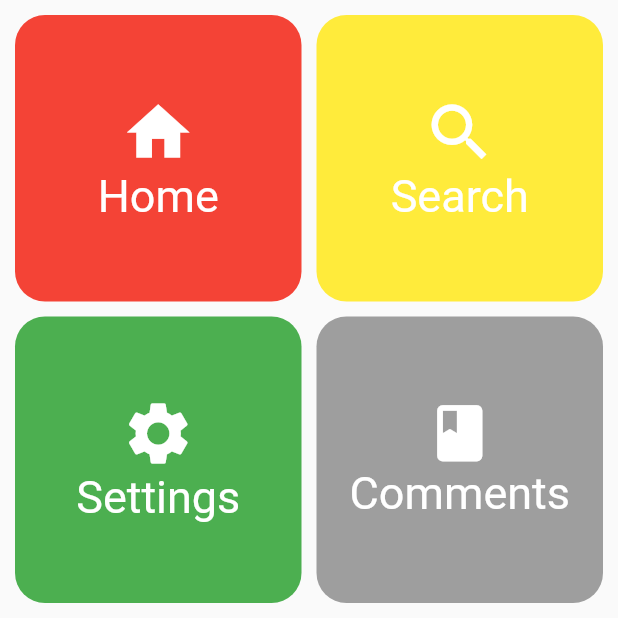
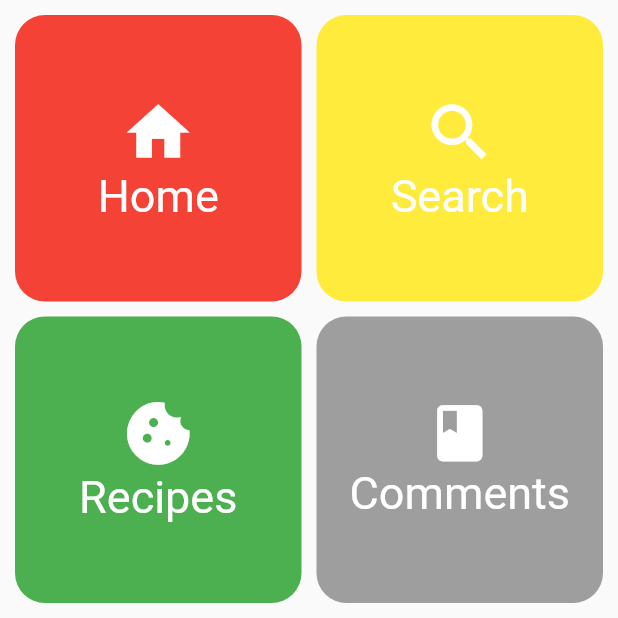
Before and after one commit to udarasandaruwan96/CTSE_Project_2023, a Flutter app: the Dashboard screen opened directly, on a phone screen of 412 x 824 dp, the top half of it. Run offline on Flutter 3.47's test engine with Material 2 defaults, Android fonts, the phone set to English and light mode, and no system bars; our stand-ins replace cloud_firestore, firebase_auth, firebase_core, flutter_svg, fluttertoast, get; accounts and stored records are empty.

Commit message:
anodya - dashboard icon changed

```diff
--- a/lib/pages/user/dashboard.dart
+++ b/lib/pages/user/dashboard.dart
@@ -64,8 +64,8 @@ class _DashboardState extends State<Dashboard> {
             child: Column(
               mainAxisAlignment: MainAxisAlignment.center,
               children: [
-              Icon(Icons.settings,size: 50,color: Colors.white,),
-              Text("Settings",style: TextStyle(color: Colors.white,fontSize: 30),)
+              Icon(Icons.cookie,size: 50,color: Colors.white,),
+              Text("Recipes",style: TextStyle(color: Colors.white,fontSize: 30),)
             ],),
             ),
           ),
```
